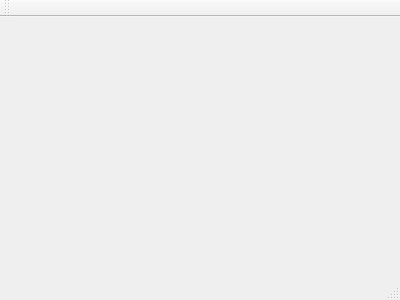
This is Qt/HelloWorldGUI/mainwindow.ui in ajaybhatia/Codes as Qt 5 draws it before an edit. The edited form follows.
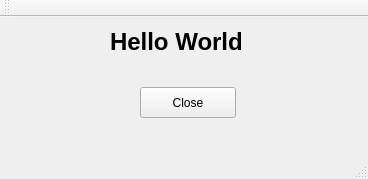
This is the edited form.

Commit message: Qt(HelloWorldGUI): Added a label, button and slot and signal to button to close window

What changed in the file:
```diff
--- a/Qt/HelloWorldGUI/mainwindow.ui
+++ b/Qt/HelloWorldGUI/mainwindow.ui
@@ -1,24 +1,66 @@
 <ui version="4.0">
  <class>MainWindow</class>
- <widget class="QMainWindow" name="MainWindow" >
-  <property name="geometry" >
+ <widget class="QMainWindow" name="MainWindow">
+  <property name="geometry">
    <rect>
     <x>0</x>
     <y>0</y>
-    <width>400</width>
-    <height>300</height>
+    <width>368</width>
+    <height>179</height>
    </rect>
   </property>
   <property name="windowTitle" >
    <string>MainWindow</string>
   </property>
-  <widget class="QMenuBar" name="menuBar" />
-  <widget class="QToolBar" name="mainToolBar" />
-  <widget class="QWidget" name="centralWidget" />
-  <widget class="QStatusBar" name="statusBar" />
+  <widget class="QWidget" name="centralWidget">
+   <widget class="QPushButton" name="pushButton">
+    <property name="geometry">
+     <rect>
+      <x>140</x>
+      <y>70</y>
+      <width>96</width>
+      <height>31</height>
+     </rect>
+    </property>
+    <property name="text">
+     <string>Close</string>
+    </property>
+   </widget>
+   <widget class="QLabel" name="label">
+    <property name="geometry">
+     <rect>
+      <x>110</x>
+      <y>0</y>
+      <width>171</width>
+      <height>51</height>
+     </rect>
+    </property>
+    <property name="text">
+     <string>&lt;h1&gt;Hello World&lt;/h1&gt;</string>
+    </property>
+   </widget>
+  </widget>
+  <widget class="QMenuBar" name="menuBar">
+   <property name="geometry">
+    <rect>
+     <x>0</x>
+     <y>0</y>
+     <width>368</width>
+     <height>27</height>
+    </rect>
+   </property>
+  </widget>
+  <widget class="QToolBar" name="mainToolBar">
+   <attribute name="toolBarArea">
+    <enum>TopToolBarArea</enum>
+   </attribute>
+   <attribute name="toolBarBreak">
+    <bool>false</bool>
+   </attribute>
+  </widget>
+  <widget class="QStatusBar" name="statusBar"/>
  </widget>
- <layoutDefault spacing="6" margin="11" />
- <pixmapfunction></pixmapfunction>
+ <layoutdefault spacing="6" margin="11"/>
  <resources/>
  <connections/>
 </ui>
```
Left out of the diff: 24 changed lines with no effect on the pictures. The commit also changes 4 other files.
